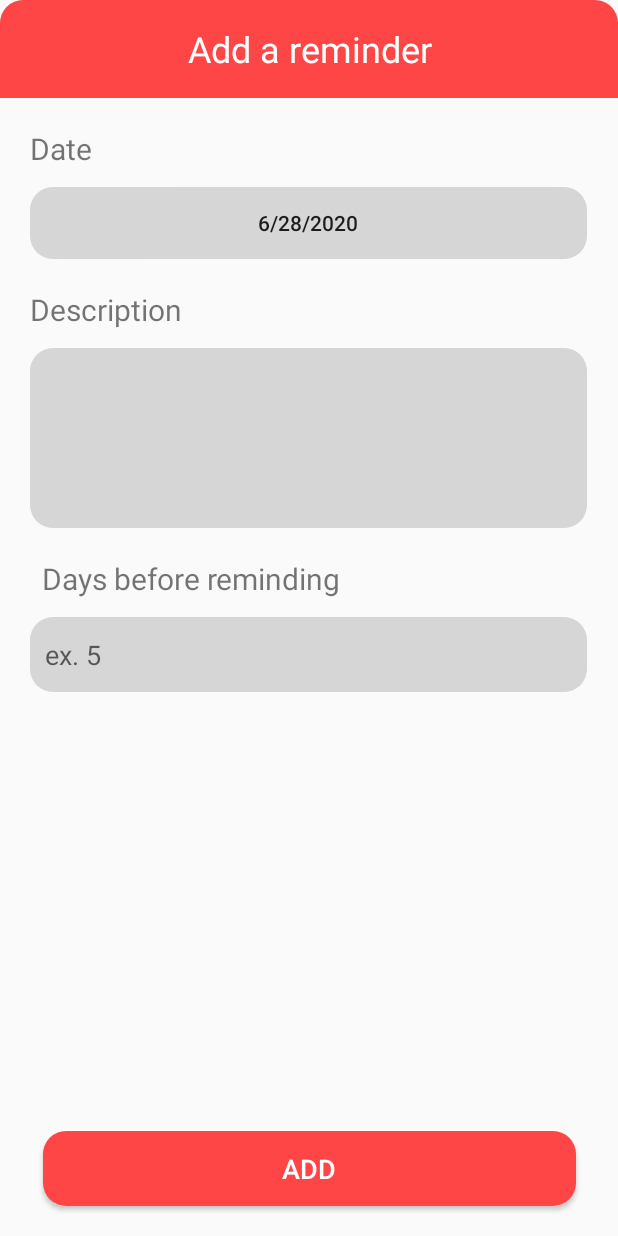
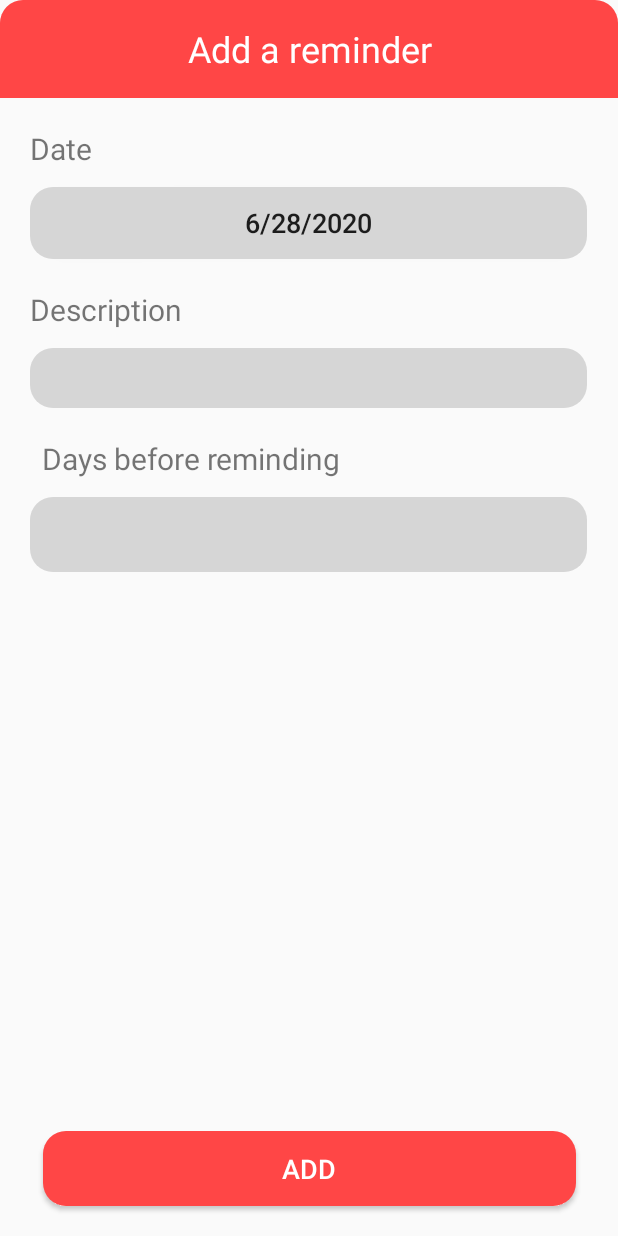
Before and after one commit to alex0091845/reminders_mobile, an Android app: the screen it shows after launch (AddActivity before the commit, EventFormActivity after it), after a tap on an icon or button, on a phone screen of 412 x 824 dp. Run offline under Robolectric (Android 15) with nearby library versions, the phone set to English and light mode, and no system bars.

Commit message:
Single form first commit

```diff
--- a/app/src/main/AndroidManifest.xml
+++ b/app/src/main/AndroidManifest.xml
@@ -9,8 +9,7 @@
         android:roundIcon="@mipmap/ic_launcher_round"
         android:supportsRtl="true"
         android:theme="@style/AppTheme">
-        <activity android:name=".EditActivity"></activity>
-        <activity android:name=".AddActivity" />
+        <activity android:name=".EventFormActivity" />
         <activity android:name=".HomeActivity">
             <intent-filter>
                 <action android:name="android.intent.action.MAIN" />
--- a/app/src/main/java/org/chowmein/reminders/AddActivity.java
+++ /dev/null
@@ -1,111 +0,0 @@
-package org.chowmein.reminders;
-
-/**
- * Resources: Baeldung -- getting year, month, dayOfMonth from Date API
- *            How to manage startActivityForResult on Android:
- * https://stackoverflow.com/questions/10407159/how-to-manage-startactivityforresult-on-android#:~:text=First%20you%20use%20startActivityForResult(),()%20method%20in%20first%20Activity%20.
- *            Date Time picker dialog:
- * https://www.journaldev.com/9976/android-date-time-picker-dialog
- *
- */
-
-import androidx.appcompat.app.AppCompatActivity;
-
-import android.app.AlertDialog;
-import android.app.DatePickerDialog;
-import android.content.Intent;
-import android.os.Bundle;
-import android.widget.Button;
-import android.widget.DatePicker;
-import android.widget.TextView;
-
-import java.text.DateFormat;
-import java.text.SimpleDateFormat;
-import java.util.Calendar;
-import java.util.Date;
-
-public class AddActivity extends AppCompatActivity {
-
-    Button btn_date;
-
-    @Override
-    protected void onCreate(Bundle savedInstanceState) {
-        super.onCreate(savedInstanceState);
-        setContentView(R.layout.activity_add);
-
-        try {
-            this.getSupportActionBar().hide();
-        } catch (Exception e) {}
-
-        initViews();
-    }
-
-    private void initViews() {
-        Button btn_add = findViewById(R.id.btn_submit);
-        btn_add.setOnClickListener(e -> onAddButtonClicked());
-
-        Date today = new Date();
-        DateFormat format = new SimpleDateFormat("M/d/yyyy");
-        String dateStr = format.format(today);
-        btn_date = findViewById(R.id.btn_date);
-        btn_date.setText(dateStr);
-        btn_date.setOnClickListener(e -> onDateButtonClicked());
-
-        UIFormatter.format(this, UIFormatter.ADD);
-    }
-
-    private void onAddButtonClicked() {
-        Intent data = new Intent();
-
-        String dateStr = ((Button)findViewById(R.id.btn_date)).getText().toString();
-        String desc = ((TextView)findViewById(R.id.edt_desc)).getText().toString();
-        String dbrStr = ((TextView)findViewById(R.id.edt_dbr)).getText().toString();
-
-        if(!validateFields(desc, dbrStr)) return;
-
-        int dbr = Integer.parseInt(dbrStr);
-
-        DateFormat format = new SimpleDateFormat("M/d/yyyy");
-        long time = 0;
-        try {
-            time = format.parse(dateStr).getTime();
-        } catch (Exception e) {}
-
-        data.putExtra("date", time);
-        data.putExtra("desc", desc);
-        data.putExtra("dbr", dbr);
-
-        setResult(RESULT_OK, data);
-        finish();
-    }
-
-    private void onDateButtonClicked() {
-        Calendar cal = Calendar.getInstance();
-        int year = cal.get(Calendar.YEAR);
-        int month = cal.get(Calendar.MONTH);
-        int dom = cal.get(Calendar.DAY_OF_MONTH);
-        DatePickerDialog dpDialog = new DatePickerDialog(this, new DatePickerDialog.OnDateSetListener() {
-            @Override
-            public void onDateSet(DatePicker datePicker, int year, int month, int day) {
-                String dateStr = (month + 1) + "/" + day + "/" + year;
-                btn_date.setText(dateStr);
-            }
-        },
-                year, month, dom);
-        dpDialog.show();
-    }
-
-    private boolean validateFields(String desc, String dbrStr) {
-        if(desc == null || desc.isEmpty() || dbrStr.isEmpty() || Integer.parseInt(dbrStr) < 0) {
-            AlertDialog.Builder dialogBuilder = new AlertDialog.Builder(this)
-                    .setTitle("Invalid inputs")
-                    .setMessage("Your inputs for one or more fields is invalid")
-                    .setPositiveButton("OK", null);
-
-            AlertDialog dialog = dialogBuilder.show();
-            return false;
-        }
-
-        return true;
-    }
-}
--- a/app/src/main/java/org/chowmein/reminders/EventAdapter.java
+++ b/app/src/main/java/org/chowmein/reminders/EventAdapter.java
@@ -33,8 +33,6 @@ import androidx.recyclerview.widget.SortedList;
 import java.text.DateFormat;
 import java.text.SimpleDateFormat;
 import java.util.ArrayList;
-
-import static androidx.core.app.ActivityCompat.startActivityForResult;
 
 class EventAdapter extends RecyclerView.Adapter<EventAdapter.EventViewHolder> {
 
@@ -122,7 +120,7 @@ class EventAdapter extends RecyclerView.Adapter<EventAdapter.EventViewHolder> {
         }
 
         private void editEvent(HomeActivity home) {
-            Intent editActivity = new Intent(home, EditActivity.class);
+            Intent editActivity = new Intent(home, EventFormActivity.class);
             editActivity.putExtra("requestCode", HomeActivity.EDIT_REQUEST_CODE);
 
             // gets the event corresponding to the clicked view
@@ -148,7 +146,6 @@ class EventAdapter extends RecyclerView.Adapter<EventAdapter.EventViewHolder> {
         private void selectEvent(View view) {
             Event event = EventAdapter.this.get(this.getAdapterPosition());
             event.setSelected(!event.isSelected());
-            System.out.println(event.isSelected());
             setStyle(this, event);
         }
 
--- /dev/null
+++ b/app/src/main/java/org/chowmein/reminders/EventFormActivity.java
@@ -0,0 +1,182 @@
+package org.chowmein.reminders;
+
+/**
+ * Resources: Baeldung -- getting year, month, dayOfMonth from Date API
+ *            How to manage startActivityForResult on Android:
+ * https://stackoverflow.com/questions/10407159/how-to-manage-startactivityforresult-on-android#:~:text=First%20you%20use%20startActivityForResult(),()%20method%20in%20first%20Activity%20.
+ *            Date Time picker dialog:
+ * https://www.journaldev.com/9976/android-date-time-picker-dialog
+ *
+ */
+
+import androidx.appcompat.app.AppCompatActivity;
+
+import android.app.AlertDialog;
+import android.app.DatePickerDialog;
+import android.content.Intent;
+import android.os.Bundle;
+import android.widget.Button;
+import android.widget.DatePicker;
+import android.widget.EditText;
+import android.widget.TextView;
+
+import java.text.DateFormat;
+import java.text.SimpleDateFormat;
+import java.util.Calendar;
+import java.util.Date;
+
+public class EventFormActivity extends AppCompatActivity {
+
+    Button btn_date;
+    TextView tv_title;
+    EditText edt_desc;
+    EditText edt_dbr;
+    Bundle bundle;
+    int eventPosition;
+    int requestCode;
+
+    @Override
+    protected void onCreate(Bundle savedInstanceState) {
+        super.onCreate(savedInstanceState);
+        setContentView(R.layout.activity_event_form);
+
+        this.bundle = getIntent().getExtras();
+        this.requestCode = this.bundle.getInt("requestCode");
+
+        try {
+            this.getSupportActionBar().hide();
+        } catch (Exception e) {}
+
+        initViews();
+
+        // gets the event position if on edit mode
+        // also set the fields to match the data of the event
+        if(this.requestCode == HomeActivity.EDIT_REQUEST_CODE) {
+            this.eventPosition = bundle.getInt("eventPos");
+            populateViewData();
+        }
+    }
+
+    private void initViews() {
+        // Here, the onSubmitButtonCLicked() method acts for both add and edit
+        // buttons. Their code only differed by 1 line, so I used the requestCode
+        // to differentiate them.
+
+        // init the submit (add or edit) button
+        Button btn_submit = findViewById(R.id.btn_submit);
+        btn_submit.setOnClickListener(e -> onSubmitButtonClicked());
+
+        // init other instance vars
+        tv_title = findViewById(R.id.tv_title_event_form);
+        btn_date = findViewById(R.id.btn_date);
+        edt_desc = findViewById(R.id.edt_desc);
+        edt_dbr = findViewById(R.id.edt_dbr);
+
+        String dateStr;
+
+        if(requestCode == HomeActivity.ADD_REQUEST_CODE) {
+            Date today = new Date();
+            DateFormat format = new SimpleDateFormat("M/d/yyyy");
+            dateStr = format.format(today);
+        } else {
+            dateStr = this.bundle.getString("date");
+
+            // set title to appear as editing a reminder
+            this.tv_title.setText("Edit a reminder");
+            // set it to appear as the EDIT button
+            btn_submit.setText("Edit");
+        }
+
+        // common to both edit and add
+        btn_date.setText(dateStr);
+        btn_date.setOnClickListener(e -> onDateButtonClicked());
+
+        UIFormatter.format(this, UIFormatter.ADDEDIT);
+    }
+
+    private void populateViewData() {
+        // get the event properties
+        String dateStr = this.bundle.getString("date");
+        String desc = this.bundle.getString("desc");
+        int dbr = this.bundle.getInt("dbr");
+
+        // set each input field to have the corresponding values of those properties
+        this.btn_date.setText(dateStr);
+        this.edt_desc.setText(desc);
+        this.edt_dbr.setText("" + dbr);
+    }
+
+    private void onSubmitButtonClicked() {
+        Intent data = new Intent();
+
+        // get all the inputs
+        String dateStr = ((Button)findViewById(R.id.btn_date)).getText().toString();
+        String desc = ((TextView)findViewById(R.id.edt_desc)).getText().toString();
+        String dbrStr = ((TextView)findViewById(R.id.edt_dbr)).getText().toString();
+
+        if(!validateFields(desc, dbrStr)) return;
+
+        int dbr = Integer.parseInt(dbrStr);
+
+        // parse the date string into a long (time in milliseconds)
+        DateFormat format = new SimpleDateFormat("M/d/yyyy");
+        long time = 0;
+
+        try {
+            time = format.parse(dateStr).getTime();
+        } catch (Exception e) {}
+
+        // put the info into the data intent
+        data.putExtra("date", time);
+        data.putExtra("desc", desc);
+        data.putExtra("dbr", dbr);
+        if(requestCode == HomeActivity.EDIT_REQUEST_CODE) {
+            data.putExtra("eventPos", this.eventPosition);
+        }
+
+        setResult(RESULT_OK, data);
+        finish();
+    }
+
+    private void onDateButtonClicked() {
+        Calendar cal = Calendar.getInstance();
+
+        if(requestCode == HomeActivity.EDIT_REQUEST_CODE) {
+            // gets the date string from btn_date and parse it into a Date object
+            DateFormat format = new SimpleDateFormat("M/d/yyyy");
+
+            // set the calendar's date to match that
+            try {
+                Date date = format.parse((String) btn_date.getText());
+                cal.setTime(date);
+            } catch (Exception e) {}
+        }
+
+        int year = cal.get(Calendar.YEAR);
+        int month = cal.get(Calendar.MONTH);
+        int dom = cal.get(Calendar.DAY_OF_MONTH);
+        DatePickerDialog dpDialog = new DatePickerDialog(this,
+                new DatePickerDialog.OnDateSetListener() {
+            @Override
+            public void onDateSet(DatePicker datePicker, int year, int month, int day) {
+                String dateStr = (month + 1) + "/" + day + "/" + year;
+                btn_date.setText(dateStr);
+            }
+        },
+                year, month, dom);
+        dpDialog.show();
+    }
+
+    private boolean validateFields(String desc, String dbrStr) {
+        if(desc == null || desc.isEmpty() || dbrStr.isEmpty() || Integer.parseInt(dbrStr) < 0) {
+            AlertDialog.Builder dialogBuilder = new AlertDialog.Builder(this)
+                    .setTitle("Invalid inputs")
+                    .setMessage("Your inputs for one or more fields is invalid")
+                    .setPositiveButton("OK", null);
+
+            AlertDialog dialog = dialogBuilder.show();
+            return false;
+        }
+        return true;
+    }
+}
--- a/app/src/main/java/org/chowmein/reminders/HomeActivity.java
+++ b/app/src/main/java/org/chowmein/reminders/HomeActivity.java
@@ -6,18 +6,14 @@ import androidx.recyclerview.widget.LinearLayoutManager;
 import androidx.recyclerview.widget.RecyclerView;
 import androidx.recyclerview.widget.SortedList;
 
-import android.content.Context;
 import android.content.Intent;
 import android.os.Bundle;
-import android.util.Log;
 import android.view.View;
 import android.widget.TextView;
 
 import com.google.android.material.floatingactionbutton.FloatingActionButton;
 
 import java.io.File;
-import java.io.FileOutputStream;
-import java.io.IOException;
 import java.text.DateFormat;
 import java.text.SimpleDateFormat;
 import java.util.Date;
@@ -61,7 +57,7 @@ public class HomeActivity extends AppCompatActivity {
     }
 
     private void onBtnAddClicked() {
-        final Intent addActIntent = new Intent(HomeActivity.this, AddActivity.class);
+        final Intent addActIntent = new Intent(HomeActivity.this, EventFormActivity.class);
         addActIntent.putExtra("requestCode", ADD_REQUEST_CODE);
         startActivityForResult(addActIntent, ADD_REQUEST_CODE);
     }
--- a/app/src/main/res/layout/activity_add.xml
+++ /dev/null
@@ -1,119 +0,0 @@
-<?xml version="1.0" encoding="utf-8"?>
-<androidx.constraintlayout.widget.ConstraintLayout xmlns:android="http://schemas.android.com/apk/res/android"
-    xmlns:app="http://schemas.android.com/apk/res-auto"
-    xmlns:tools="http://schemas.android.com/tools"
-    android:id="@+id/cl_add"
-    android:layout_width="match_parent"
-    android:layout_height="match_parent"
-    tools:context=".AddActivity">
-
-    <TextView
-        android:id="@+id/tv_add_reminder"
-        android:layout_width="0dp"
-        android:layout_height="65dp"
-        android:background="@drawable/header_bar"
-        android:fontFamily="sans-serif"
-        android:gravity="center"
-        android:text="Add a reminder"
-        android:textColor="#FFFFFF"
-        android:textSize="24sp"
-        app:layout_constraintEnd_toEndOf="parent"
-        app:layout_constraintStart_toStartOf="parent"
-        app:layout_constraintTop_toTopOf="parent" />
-
-    <TextView
-        android:id="@+id/tv_date"
-        android:layout_width="wrap_content"
-        android:layout_height="wrap_content"
-        android:layout_marginStart="28dp"
-        android:layout_marginTop="20dp"
-        android:text="Date"
-        android:textSize="20sp"
-        app:layout_constraintEnd_toEndOf="parent"
-        app:layout_constraintHorizontal_bias="0.0"
-        app:layout_constraintStart_toStartOf="parent"
-        app:layout_constraintTop_toBottomOf="@+id/tv_add_reminder" />
-
-    <TextView
-        android:id="@+id/tv_desc"
-        android:layout_width="wrap_content"
-        android:layout_height="wrap_content"
-        android:layout_marginStart="28dp"
-        android:layout_marginTop="20dp"
-        android:text="Description"
-        android:textSize="20sp"
-        app:layout_constraintEnd_toEndOf="parent"
-        app:layout_constraintHorizontal_bias="0.0"
-        app:layout_constraintStart_toStartOf="parent"
-        app:layout_constraintTop_toBottomOf="@+id/btn_date" />
-
-    <TextView
-        android:id="@+id/tv_dbr"
-        android:layout_width="246dp"
-        android:layout_height="wrap_content"
-        android:layout_marginStart="28dp"
-        android:layout_marginTop="20dp"
-        android:text="Days before reminding"
-        android:textSize="20sp"
-        app:layout_constraintEnd_toEndOf="parent"
-        app:layout_constraintHorizontal_bias="0.0"
-        app:layout_constraintStart_toStartOf="parent"
-        app:layout_constraintTop_toBottomOf="@+id/edt_desc" />
-
-    <EditText
-        android:id="@+id/edt_desc"
-        android:layout_width="355dp"
-        android:layout_height="120dp"
-        android:layout_marginStart="28dp"
-        android:layout_marginTop="12dp"
-        android:background="@drawable/input_text"
-        android:ems="10"
-        android:gravity="start|top"
-        android:inputType="textMultiLine"
-        android:textSize="22sp"
-        app:layout_constraintEnd_toEndOf="parent"
-        app:layout_constraintHorizontal_bias="0.0"
-        app:layout_constraintStart_toStartOf="parent"
-        app:layout_constraintTop_toBottomOf="@+id/tv_desc" />
-
-    <EditText
-        android:id="@+id/edt_dbr"
-        android:layout_width="355dp"
-        android:layout_height="50dp"
-        android:layout_marginStart="28dp"
-        android:layout_marginTop="12dp"
-        android:background="@drawable/input_text"
-        android:ems="10"
-        android:hint="ex. 5"
-        android:inputType="number"
-        android:paddingLeft="10dp"
-        app:layout_constraintEnd_toEndOf="parent"
-        app:layout_constraintHorizontal_bias="0.0"
-        app:layout_constraintStart_toStartOf="parent"
-        app:layout_constraintTop_toBottomOf="@+id/tv_dbr" />
-
-    <Button
-        android:id="@+id/btn_submit"
-        android:layout_width="355dp"
-        android:layout_height="50dp"
-        android:layout_marginBottom="20dp"
-        android:background="@drawable/button"
-        android:text="Add"
-        android:textColor="#FFFFFF"
-        android:textSize="18sp"
-        app:layout_constraintBottom_toBottomOf="parent"
-        app:layout_constraintEnd_toEndOf="parent"
-        app:layout_constraintStart_toStartOf="parent" />
-
-    <Button
-        android:id="@+id/btn_date"
-        android:layout_width="355dp"
-        android:layout_height="wrap_content"
-        android:layout_marginStart="28dp"
-        android:layout_marginTop="12dp"
-        android:background="@drawable/input_text"
-        android:text="6/25/2020"
-        app:layout_constraintStart_toStartOf="parent"
-        app:layout_constraintTop_toBottomOf="@+id/tv_date" />
-
-</androidx.constraintlayout.widget.ConstraintLayout>
--- a/app/src/main/res/layout/activity_edit.xml
+++ b/app/src/main/res/layout/activity_event_form.xml
@@ -5,16 +5,16 @@
     android:id="@+id/cl_add"
     android:layout_width="match_parent"
     android:layout_height="match_parent"
-    tools:context=".EditActivity">
+    tools:context=".EventFormActivity">
 
     <TextView
-        android:id="@+id/tv_reminder_edit"
+        android:id="@+id/tv_title_event_form"
         android:layout_width="0dp"
         android:layout_height="65dp"
         android:background="@drawable/header_bar"
         android:fontFamily="sans-serif"
         android:gravity="center"
-        android:text="Edit reminder"
+        android:text="Add a reminder"
         android:textColor="#FFFFFF"
         android:textSize="24sp"
         app:layout_constraintEnd_toEndOf="parent"
@@ -22,7 +22,7 @@
         app:layout_constraintTop_toTopOf="parent" />
 
     <TextView
-        android:id="@+id/tv_date_edit"
+        android:id="@+id/tv_date"
         android:layout_width="wrap_content"
         android:layout_height="wrap_content"
         android:layout_marginStart="28dp"
@@ -32,10 +32,10 @@
         app:layout_constraintEnd_toEndOf="parent"
         app:layout_constraintHorizontal_bias="0.0"
         app:layout_constraintStart_toStartOf="parent"
-        app:layout_constraintTop_toBottomOf="@+id/tv_reminder_edit" />
+        app:layout_constraintTop_toBottomOf="@+id/tv_title_event_form" />
 
     <TextView
-        android:id="@+id/tv_desc_edit"
+        android:id="@+id/tv_desc"
         android:layout_width="wrap_content"
         android:layout_height="wrap_content"
         android:layout_marginStart="28dp"
@@ -45,10 +45,10 @@
         app:layout_constraintEnd_toEndOf="parent"
         app:layout_constraintHorizontal_bias="0.0"
         app:layout_constraintStart_toStartOf="parent"
-        app:layout_constraintTop_toBottomOf="@+id/btn_date_edit" />
+        app:layout_constraintTop_toBottomOf="@+id/btn_date" />
 
     <TextView
-        android:id="@+id/tv_dbr_edit"
+        android:id="@+id/tv_dbr"
         android:layout_width="246dp"
         android:layout_height="wrap_content"
         android:layout_marginStart="28dp"
@@ -58,47 +58,53 @@
         app:layout_constraintEnd_toEndOf="parent"
         app:layout_constraintHorizontal_bias="0.0"
         app:layout_constraintStart_toStartOf="parent"
-        app:layout_constraintTop_toBottomOf="@+id/edt_desc_edit" />
+        app:layout_constraintTop_toBottomOf="@+id/edt_desc" />
 
     <EditText
-        android:id="@+id/edt_desc_edit"
+        android:id="@+id/edt_desc"
         android:layout_width="355dp"
-        android:layout_height="120dp"
+        android:layout_height="wrap_content"
         android:layout_marginStart="28dp"
         android:layout_marginTop="12dp"
         android:background="@drawable/input_text"
+        android:ellipsize="none"
         android:ems="10"
         android:gravity="start|top"
-        android:inputType="textMultiLine"
+        android:inputType="text"
+        android:paddingLeft="10dp"
+        android:paddingTop="5dp"
+        android:paddingRight="10dp"
+        android:paddingBottom="5dp"
+        android:scrollHorizontally="false"
+        android:singleLine="false"
         android:textSize="22sp"
         app:layout_constraintEnd_toEndOf="parent"
         app:layout_constraintHorizontal_bias="0.0"
         app:layout_constraintStart_toStartOf="parent"
-        app:layout_constraintTop_toBottomOf="@+id/tv_desc_edit" />
+        app:layout_constraintTop_toBottomOf="@+id/tv_desc" />
 
     <EditText
-        android:id="@+id/edt_dbr_edit"
+        android:id="@+id/edt_dbr"
         android:layout_width="355dp"
         android:layout_height="50dp"
         android:layout_marginStart="28dp"
         android:layout_marginTop="12dp"
         android:background="@drawable/input_text"
         android:ems="10"
-        android:hint="ex. 5"
         android:inputType="number"
         android:paddingLeft="10dp"
         app:layout_constraintEnd_toEndOf="parent"
         app:layout_constraintHorizontal_bias="0.0"
         app:layout_constraintStart_toStartOf="parent"
-        app:layout_constraintTop_toBottomOf="@+id/tv_dbr_edit" />
+        app:layout_constraintTop_toBottomOf="@+id/tv_dbr" />
 
     <Button
-        android:id="@+id/btn_submit_edit"
+        android:id="@+id/btn_submit"
         android:layout_width="355dp"
         android:layout_height="50dp"
         android:layout_marginBottom="20dp"
         android:background="@drawable/button"
-        android:text="Edit"
+        android:text="Add"
         android:textColor="#FFFFFF"
         android:textSize="18sp"
         app:layout_constraintBottom_toBottomOf="parent"
@@ -106,14 +112,15 @@
         app:layout_constraintStart_toStartOf="parent" />
 
     <Button
-        android:id="@+id/btn_date_edit"
+        android:id="@+id/btn_date"
         android:layout_width="355dp"
         android:layout_height="wrap_content"
         android:layout_marginStart="28dp"
         android:layout_marginTop="12dp"
         android:background="@drawable/input_text"
         android:text="6/25/2020"
+        android:textSize="18sp"
         app:layout_constraintStart_toStartOf="parent"
-        app:layout_constraintTop_toBottomOf="@+id/tv_date_edit" />
+        app:layout_constraintTop_toBottomOf="@+id/tv_date" />
 
 </androidx.constraintlayout.widget.ConstraintLayout>
```
Also changed, not shown: app/src/main/java/org/chowmein/reminders/EditActivity.java (deleted, +0 -156 lines), app/src/main/java/org/chowmein/reminders/UIFormatter.java (+4 -19 lines).
